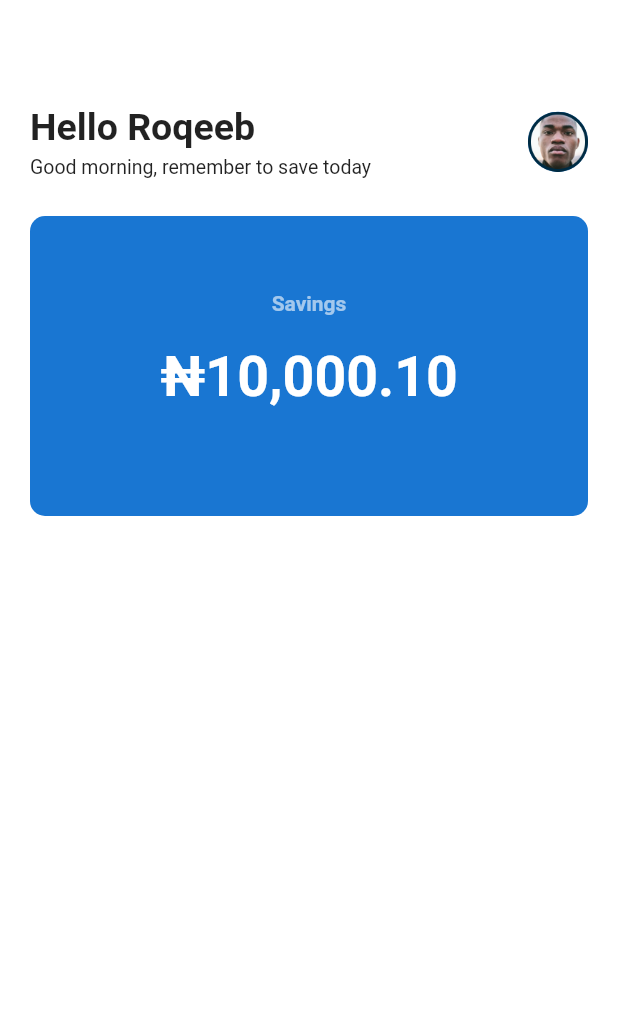
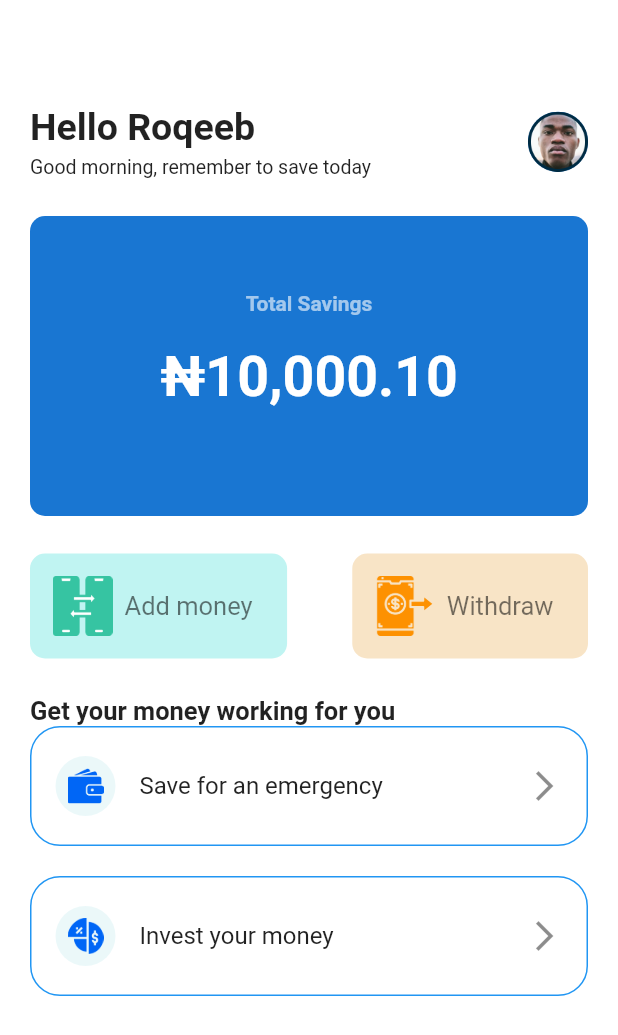
Before and after one commit to Codebox124/Bank-me, a Flutter app: the Dashboard screen opened directly, on a phone screen of 412 x 824 dp. Shown: the top 1035 px of the screen. Run offline on Flutter 3.47's test engine with Material 2 defaults, Android fonts, the phone set to English and light mode, and no system bars; our stand-ins replace animated_splash_screen, firebase_auth, firebase_core, font_awesome_flutter, page_transition, smooth_page_indicator; accounts and stored records are empty.

```diff
--- a/lib/main.dart
+++ b/lib/main.dart
@@ -1,3 +1,4 @@
+import 'package:bank_me/screens/dashboard.dart';
 import 'package:bank_me/screens/onboard_screen.dart';
 import 'package:flutter/material.dart';
 import 'package:page_transition/page_transition.dart';
@@ -35,7 +36,7 @@ class _MyAppState extends State<MyApp> {
             )
           ],
         ),
-        nextScreen: const OnboardScreen(),
+        nextScreen: const Dashboard(),
         splashIconSize: 390,
         splashTransition: SplashTransition.scaleTransition,
         pageTransitionType: PageTransitionType.leftToRight,
--- a/lib/screens/dashboard.dart
+++ b/lib/screens/dashboard.dart
@@ -1,5 +1,6 @@
 import 'package:bank_me/widgets/Dashboard/balance.dart';
 import 'package:bank_me/widgets/Dashboard/header.dart';
+import 'package:bank_me/widgets/Dashboard/savings_option.dart';
 import 'package:firebase_auth/firebase_auth.dart';
 import 'package:flutter/material.dart';
 import 'package:font_awesome_flutter/font_awesome_flutter.dart';
@@ -16,7 +17,7 @@ class Dashboard extends StatefulWidget {
 class _DashboardState extends State<Dashboard> {
   @override
   Widget build(BuildContext context) {
-    final user = FirebaseAuth.instance.currentUser!;
+    // final user = FirebaseAuth.instance.currentUser!;
     return Scaffold(
       backgroundColor: Colors.white,
       body: Padding(
@@ -26,6 +27,7 @@ class _DashboardState extends State<Dashboard> {
            Header(),
            Balance(),
             AddMoney(),
+            SavingsOption()
 
 
           ],
--- a/lib/widgets/Dashboard/add_money.dart
+++ b/lib/widgets/Dashboard/add_money.dart
@@ -13,12 +13,47 @@ class _AddMoneyState extends State<AddMoney> {
     return Padding(
       padding: const EdgeInsets.only(top: 25),
       child: Row(
-
+        mainAxisAlignment: MainAxisAlignment.spaceBetween,
         children: [
           Container(
-            height: 40,
-            color: Colors.blueGrey,
-          )
+              height: 70,
+              decoration: BoxDecoration(
+                  color: Color.fromARGB(85, 66, 223, 215),
+                  borderRadius: BorderRadius.circular(10)),
+              child: Padding(
+                padding: const EdgeInsets.all(15),
+                child: Row(
+                  children: [
+                    Image.asset("assets/img/Group.png"),
+                    Padding(
+                      padding: const EdgeInsets.symmetric(horizontal: 8.0),
+                      child: Text("Add money",
+                      style: TextStyle(fontSize: 17, color: Colors.black54),
+                      ),
+                    )
+                  ],
+                ),
+              )),
+          Container(
+              height: 70,
+              decoration: BoxDecoration(
+                  color: Color.fromARGB(96, 236, 183, 103),
+                  borderRadius: BorderRadius.circular(10)),
+              child: Padding(
+                padding: const EdgeInsets.all(15),
+                child: Row(
+                  children: [
+                    Image.asset("assets/img/money (2) 1.png"),
+                    Padding(
+                      padding: const EdgeInsets.symmetric(horizontal: 8.0),
+                      child: Text(
+                        "Withdraw",
+                        style: TextStyle(fontSize: 17, color: Colors.black54),
+                      ),
+                    )
+                  ],
+                ),
+              ))
         ],
       ),
     );
--- a/lib/widgets/Dashboard/balance.dart
+++ b/lib/widgets/Dashboard/balance.dart
@@ -26,7 +26,7 @@ class _BalanceState extends State<Balance> {
           Padding(
             padding: const EdgeInsets.only(bottom:20),
             child: Text(
-              "Savings",
+              "Total Savings",
               style: TextStyle(
                   color: Colors.white60,
 
--- /dev/null
+++ b/lib/widgets/Dashboard/savings_option.dart
@@ -0,0 +1,85 @@
+import 'package:flutter/material.dart';
+
+class SavingsOption extends StatefulWidget {
+  const SavingsOption({super.key});
+
+  @override
+  State<SavingsOption> createState() => _SavingsOptionState();
+}
+
+class _SavingsOptionState extends State<SavingsOption> {
+  @override
+  Widget build(BuildContext context) {
+    return Column(
+      children: [
+        Row(
+          children: [
+            Padding(
+              padding: const EdgeInsets.only(top: 25),
+              child: Text(
+                "Get your money working for you",
+                style: TextStyle(
+                  fontSize: 17,
+                  fontWeight: FontWeight.bold,
+                ),
+              ),
+            ),
+          ],
+        ),
+        Container(
+          height: 220,
+          child: ListView(
+            physics: NeverScrollableScrollPhysics(),
+            children: [
+              Container(
+                decoration: BoxDecoration(
+                  borderRadius: BorderRadius.circular(20),
+                    border: Border.all(
+                  color: Colors.blue,
+
+                )),
+                height: 80,
+                child: Center(
+                  child: ListTile(
+                    leading: CircleAvatar(
+                      backgroundColor: Color.fromARGB(94, 202, 237, 240),
+                      child: Image.asset(
+                          "assets/img/wallet-filled-money-tool 1.png",
+                          width: 24),
+                    ),
+                    title: Text('Save for an emergency'),
+                    trailing: Icon(Icons.arrow_forward_ios),
+                  ),
+                ),
+              ),
+               Padding(
+                 padding: const EdgeInsets.only(top:20),
+                 child: Container(
+                  decoration: BoxDecoration(
+                    borderRadius: BorderRadius.circular(20),
+                      border: Border.all(
+                    color: Colors.blue,
+
+                  )),
+                  height: 80,
+                  child: Center(
+                    child: ListTile(
+                      leading: CircleAvatar(
+                        backgroundColor: Color.fromARGB(94, 202, 237, 240),
+                        child: Image.asset(
+                            "assets/img/Group (1).png",
+                            width: 24),
+                      ),
+                      title: Text('Invest your money'),
+                      trailing: Icon(Icons.arrow_forward_ios),
+                    ),
+                  ),
+              ),
+               ),
+            ],
+          ),
+        )
+      ],
+    );
+  }
+}
```
